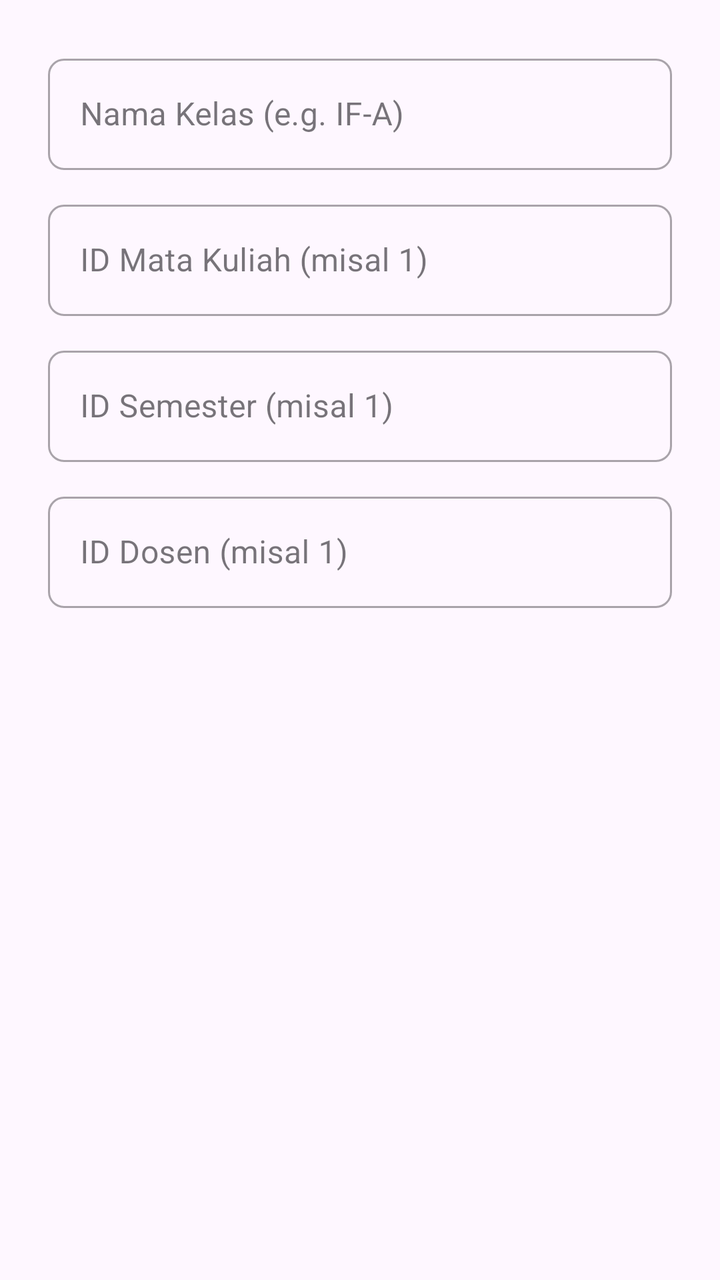
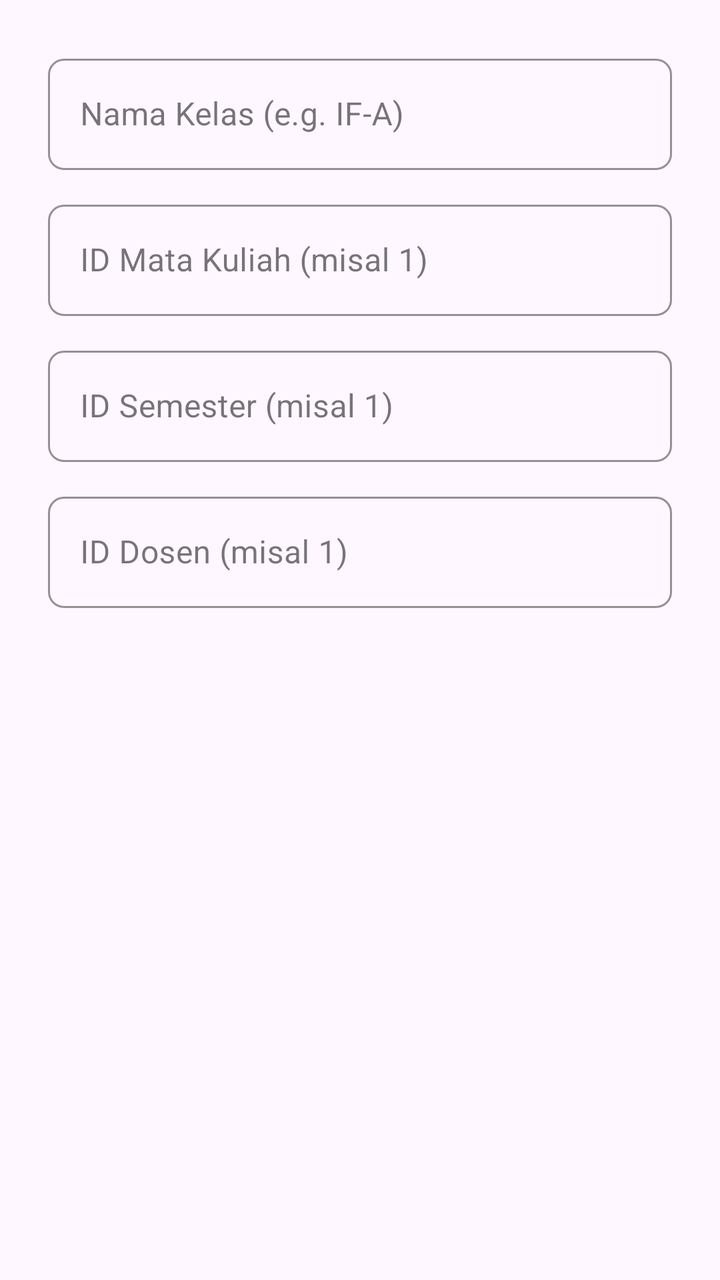

Compare the two renders of this Android layout. The source of the first and the diff that turns it into the second are given below.
<!-- AndroidManifest.xml: application theme Theme.IFUnjaniExam -->
<!-- res/layout/dialog_add_class.xml -->
<?xml version="1.0" encoding="utf-8"?>
<LinearLayout xmlns:android="http://schemas.android.com/apk/res/android"
    xmlns:app="http://schemas.android.com/apk/res-auto"
    android:layout_width="match_parent"
    android:layout_height="wrap_content"
    android:orientation="vertical"
    android:padding="24dp">

    <com.google.android.material.textfield.TextInputLayout
        style="@style/Widget.MaterialComponents.TextInputLayout.OutlinedBox"
        android:layout_width="match_parent"
        android:layout_height="wrap_content"
        android:layout_marginBottom="12dp"
        app:boxCornerRadiusBottomEnd="8dp"
        app:boxCornerRadiusBottomStart="8dp"
        app:boxCornerRadiusTopEnd="8dp"
        app:boxCornerRadiusTopStart="8dp">

        <com.google.android.material.textfield.TextInputEditText
            android:id="@+id/etClassName"
            android:layout_width="match_parent"
            android:layout_height="wrap_content"
            android:hint="Nama Kelas (e.g. IF-A)"
            android:inputType="text" />
    </com.google.android.material.textfield.TextInputLayout>

    <com.google.android.material.textfield.TextInputLayout
        style="@style/Widget.MaterialComponents.TextInputLayout.OutlinedBox"
        android:layout_width="match_parent"
        android:layout_height="wrap_content"
        android:layout_marginBottom="12dp"
        app:boxCornerRadiusBottomEnd="8dp"
        app:boxCornerRadiusBottomStart="8dp"
        app:boxCornerRadiusTopEnd="8dp"
        app:boxCornerRadiusTopStart="8dp">

        <com.google.android.material.textfield.TextInputEditText
            android:id="@+id/etCourseId"
            android:layout_width="match_parent"
            android:layout_height="wrap_content"
            android:hint="ID Mata Kuliah (misal 1)"
            android:inputType="number" />
    </com.google.android.material.textfield.TextInputLayout>

    <com.google.android.material.textfield.TextInputLayout
        style="@style/Widget.MaterialComponents.TextInputLayout.OutlinedBox"
        android:layout_width="match_parent"
        android:layout_height="wrap_content"
        android:layout_marginBottom="12dp"
        app:boxCornerRadiusBottomEnd="8dp"
        app:boxCornerRadiusBottomStart="8dp"
        app:boxCornerRadiusTopEnd="8dp"
        app:boxCornerRadiusTopStart="8dp">

        <com.google.android.material.textfield.TextInputEditText
            android:id="@+id/etSemesterId"
            android:layout_width="match_parent"
            android:layout_height="wrap_content"
            android:hint="ID Semester (misal 1)"
            android:inputType="number" />
    </com.google.android.material.textfield.TextInputLayout>

    <com.google.android.material.textfield.TextInputLayout
        style="@style/Widget.MaterialComponents.TextInputLayout.OutlinedBox"
        android:layout_width="match_parent"
        android:layout_height="wrap_content"
        app:boxCornerRadiusBottomEnd="8dp"
        app:boxCornerRadiusBottomStart="8dp"
        app:boxCornerRadiusTopEnd="8dp"
        app:boxCornerRadiusTopStart="8dp">

        <com.google.android.material.textfield.TextInputEditText
            android:id="@+id/etDosenId"
            android:layout_width="match_parent"
            android:layout_height="wrap_content"
            android:hint="ID Dosen (misal 1)"
            android:inputType="number" />
    </com.google.android.material.textfield.TextInputLayout>
</LinearLayout>
<!-- resources referenced by this layout -->
<resources>
  <style name="Theme.IFUnjaniExam" parent="Base.Theme.IFUnjaniExam" />
  <style name="Base.Theme.IFUnjaniExam" parent="Theme.Material3.DayNight.NoActionBar">
          
          
      </style>
</resources>

<!-- the commit's change to res/layout/dialog_add_class.xml (unified diff, before → after) -->
@@ -11,6 +11,8 @@
         android:layout_width="match_parent"
         android:layout_height="wrap_content"
         android:layout_marginBottom="12dp"
+        app:boxStrokeColor="#10B981"
+        app:hintTextColor="#10B981"
         app:boxCornerRadiusBottomEnd="8dp"
         app:boxCornerRadiusBottomStart="8dp"
         app:boxCornerRadiusTopEnd="8dp"
@@ -29,6 +31,8 @@
         android:layout_width="match_parent"
         android:layout_height="wrap_content"
         android:layout_marginBottom="12dp"
+        app:boxStrokeColor="#10B981"
+        app:hintTextColor="#10B981"
         app:boxCornerRadiusBottomEnd="8dp"
         app:boxCornerRadiusBottomStart="8dp"
         app:boxCornerRadiusTopEnd="8dp"
@@ -47,6 +51,8 @@
         android:layout_width="match_parent"
         android:layout_height="wrap_content"
         android:layout_marginBottom="12dp"
+        app:boxStrokeColor="#10B981"
+        app:hintTextColor="#10B981"
         app:boxCornerRadiusBottomEnd="8dp"
         app:boxCornerRadiusBottomStart="8dp"
         app:boxCornerRadiusTopEnd="8dp"
@@ -64,6 +70,8 @@
         style="@style/Widget.MaterialComponents.TextInputLayout.OutlinedBox"
         android:layout_width="match_parent"
         android:layout_height="wrap_content"
+        app:boxStrokeColor="#10B981"
+        app:hintTextColor="#10B981"
         app:boxCornerRadiusBottomEnd="8dp"
         app:boxCornerRadiusBottomStart="8dp"
         app:boxCornerRadiusTopEnd="8dp"
